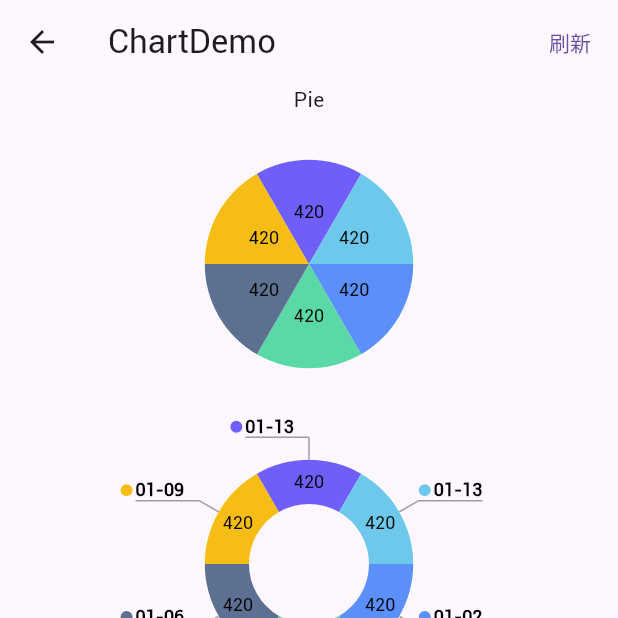
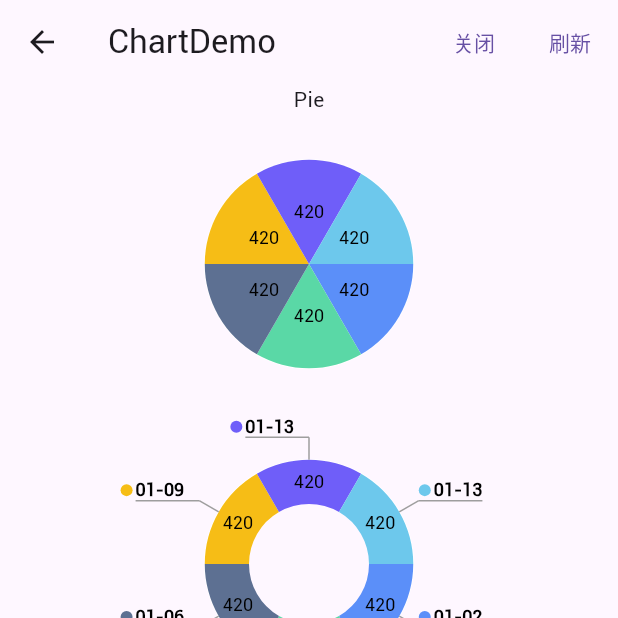
Before and after one commit to JDongKhan/flutter_chart, a Flutter app: the PieChartDemoPage screen opened directly, after a tap on "刷新", on a phone screen of 412 x 824 dp, the top half of it. Run offline on Flutter 3.47's test engine with Material 3 defaults, Android fonts, the phone set to English and light mode, and no system bars; our stand-ins replace path_drawing.

Commit message:
处理动画过渡问题

```diff
--- a/example/lib/page/pie_demo_page.dart
+++ b/example/lib/page/pie_demo_page.dart
@@ -14,9 +14,8 @@ class PieChartDemoPage extends StatefulWidget {
 
 class _PieChartDemoPageState extends State<PieChartDemoPage> with SingleTickerProviderStateMixin {
   final DateTime startTime = DateTime(2023, 1, 1);
-  @override
-  Widget build(BuildContext context) {
-    final List<Map> dataList = [
+
+  late List<Map> dataList = [
     {
       'time': startTime.add(const Duration(days: 1)),
       'value1': Random().nextInt(500),
@@ -55,14 +54,64 @@ class _PieChartDemoPageState extends State<PieChartDemoPage> with SingleTickerPr
     },
   ];
 
-
-
+  @override
+  Widget build(BuildContext context) {
     return Scaffold(
       appBar: AppBar(
         title: const Text('ChartDemo'),
         actions: [
           TextButton(
             onPressed: () {
+              double v = dataList[0]["value1"] ?? 0;
+              if (v != 0) {
+                dataList[0]["value1"] = 0;
+              } else {
+                dataList[0]["value1"] = 100;
+              }
+              setState(() {});
+            },
+            child: const Text("关闭"),
+          ),
+          TextButton(
+            onPressed: () {
+              dataList = [
+                {
+                  'time': startTime.add(const Duration(days: 1)),
+                  'value1': Random().nextInt(500),
+                  'value2': Random().nextInt(500),
+                  'value3': Random().nextInt(500),
+                },
+                {
+                  'time': startTime.add(const Duration(days: 3)),
+                  'value1': Random().nextInt(500),
+                  'value2': Random().nextInt(500),
+                  'value3': Random().nextInt(500),
+                },
+                {
+                  'time': startTime.add(const Duration(days: 5)),
+                  'value1': Random().nextInt(500),
+                  'value2': Random().nextInt(500),
+                  'value3': Random().nextInt(500),
+                },
+                {
+                  'time': startTime.add(const Duration(days: 8)),
+                  'value1': Random().nextInt(500),
+                  'value2': Random().nextInt(500),
+                  'value3': Random().nextInt(500),
+                },
+                {
+                  'time': startTime.add(const Duration(days: 12)),
+                  'value1': Random().nextInt(500),
+                  'value2': Random().nextInt(500),
+                  'value3': Random().nextInt(500),
+                },
+                {
+                  'time': startTime.add(const Duration(days: 12)),
+                  'value1': Random().nextInt(500),
+                  'value2': Random().nextInt(500),
+                  'value3': Random().nextInt(500),
+                },
+              ];
               setState(() {});
             },
             child: const Text("刷新"),
@@ -85,8 +134,8 @@ class _PieChartDemoPageState extends State<PieChartDemoPage> with SingleTickerPr
                   charts: [
                     Pie(
                       data: dataList,
-                      position: (item,_) => (double.parse(item['value1'].toString())),
-                      valueFormatter: (item,percent) => item['value1'].toString(),
+                      position: (item, _) => (double.parse(item['value1'].toString())),
+                      valueFormatter: (item, percent) => item['value1'].toString(),
                     ),
                   ],
                 ),
@@ -104,14 +153,14 @@ class _PieChartDemoPageState extends State<PieChartDemoPage> with SingleTickerPr
                       guideLine: true,
                       drawValueTextAfterAnimation: false,
                       data: dataList,
-                      position: (item,_) => (double.parse(item['value1'].toString())),
+                      position: (item, _) => (double.parse(item['value1'].toString())),
                       holeRadius: 40,
                       valueTextOffset: 20,
-                      legendFormatter: (item,percent) {
+                      legendFormatter: (item, percent) {
                         return (item['time'] as DateTime).toStringWithFormat(format: 'MM-dd');
                       },
                       centerTextStyle: const TextStyle(color: Colors.black, fontSize: 16, fontWeight: FontWeight.bold),
-                      valueFormatter: (item,percent) => item['value1'].toString(),
+                      valueFormatter: (item, percent) => item['value1'].toString(),
                     ),
                   ],
                 ),
--- a/lib/src/chart/circular/pie.dart
+++ b/lib/src/chart/circular/pie.dart
@@ -132,9 +132,6 @@ class Pie<T> extends ChartBodyRender<T> {
       T item = data[i];
       //直接读取
       num percent = _values[i] / _total;
-      if (percent == 0) {
-        continue;
-      }
       num currentPercent = percent;
       //tween动画
       if (state.animal && layout.controlValue < 1) {
@@ -170,6 +167,8 @@ class Pie<T> extends ChartBodyRender<T> {
         _paint.color = colors[i];
       }
       drawPie(canvas, tapShape.path!, _paint);
+
+      if (percent > 0) {
         //绘制间隙
         _drawSpaceLine(layout, canvas, rd, startAngle, sweepAngle);
 
@@ -179,6 +178,7 @@ class Pie<T> extends ChartBodyRender<T> {
         //绘制引导线和文本
         if (guideLine && (layout.controlValue == 1 || !drawValueTextAfterAnimation)) {
           _drawLineAndText(layout, canvas, legendValueText, legend, i, rd, startAngle, sweepAngle);
+        }
       }
       //画圆弧
       // baseChart.canvas.drawArc(
```
Also changed, not shown: 1 other file. Lines whose indentation alone changed are shown as unchanged.
